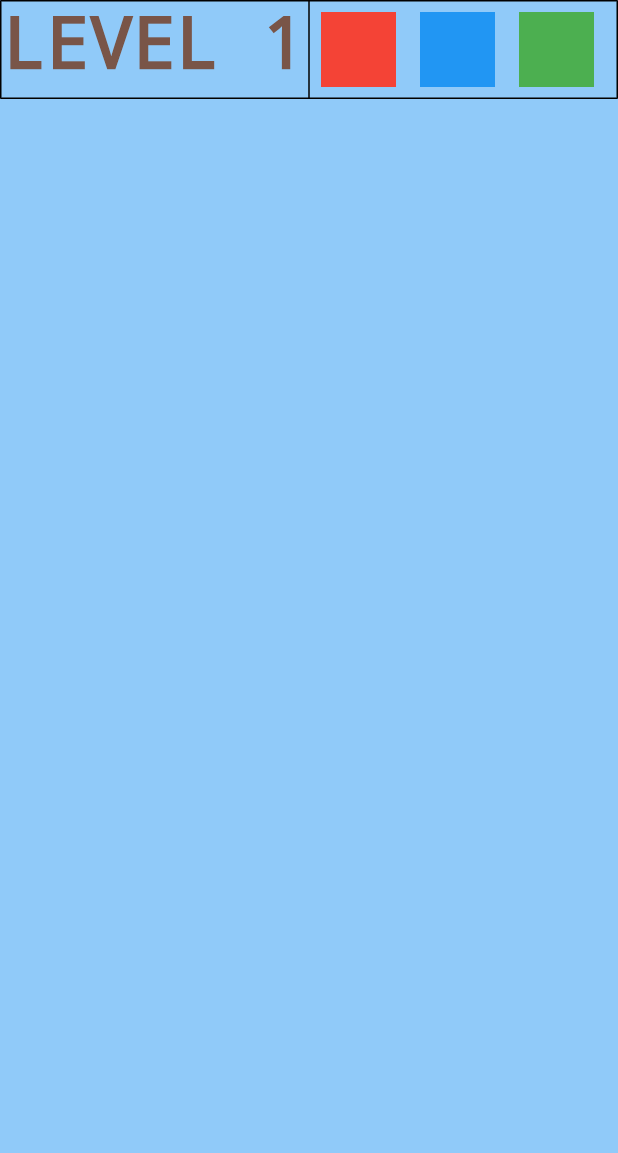
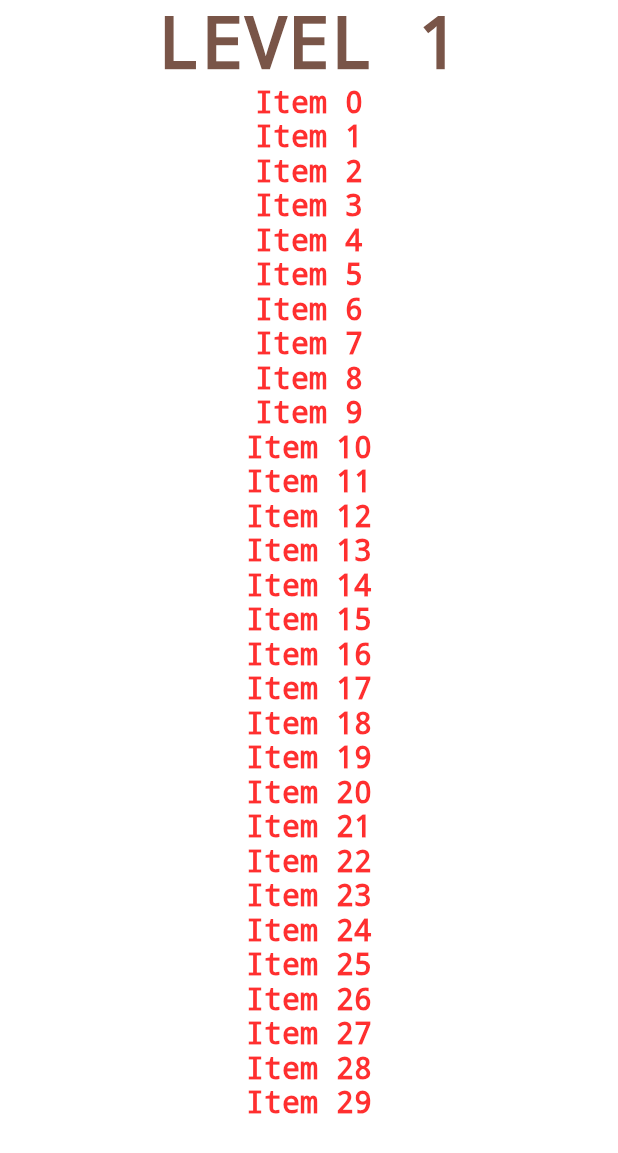
Before and after one commit to PiR194/SpellTastic, a Flutter app: the screen it shows after launch, on a phone screen of 412 x 824 dp. Shown: the top 1153 px of the screen. Run offline on Flutter 3.47's test engine with Material 2 defaults, Android fonts, the phone set to English and light mode, and no system bars.

Commit message:
add listView to print spells / need to find solution to give 9 pages

```diff
--- a/lib/character.dart
+++ /dev/null
@@ -1,86 +0,0 @@
-import 'package:flutter/material.dart';
-
-class Character extends StatelessWidget {
-  @override
-  Widget build(BuildContext context) {
-    return Container(
-        color: Colors.blue[200],
-        child: Table(
-          border: TableBorder.all(
-            color: Colors.black,
-            width: 1.0,
-            style: BorderStyle.solid,
-          ),
-          children: [
-            TableRow(
-              children: [
-                Container(
-                  alignment: Alignment.center,
-                  child: Text(
-                    'LEVEL 1',
-                    style: TextStyle(
-                      color: Colors.brown,
-                      decoration: TextDecoration.none,
-                    ),
-                  ),
-                ),
-                Expanded(
-                  child: ListView(
-                    shrinkWrap: true,
-                    children: [
-                      SingleChildScrollView(
-                        scrollDirection: Axis.horizontal,
-                        child: Row(
-                          children: [
-                            Padding(
-                              padding: const EdgeInsets.all(8.0),
-                              child: Container(
-                                  width: 50.0, height: 50.0, color: Colors.red),
-                            ),
-                            Padding(
-                              padding: const EdgeInsets.all(8.0),
-                              child: Container(
-                                  width: 50.0,
-                                  height: 50.0,
-                                  color: Colors.blue),
-                            ),
-                            Padding(
-                              padding: const EdgeInsets.all(8.0),
-                              child: Container(
-                                  width: 50.0,
-                                  height: 50.0,
-                                  color: Colors.green),
-                            ),
-                            Padding(
-                              padding: const EdgeInsets.all(8.0),
-                              child: Container(
-                                  width: 50.0,
-                                  height: 50.0,
-                                  color: Colors.purple),
-                            ),
-                            Padding(
-                              padding: const EdgeInsets.all(8.0),
-                              child: Container(
-                                  width: 50.0,
-                                  height: 50.0,
-                                  color: Colors.yellow),
-                            ),
-                            Padding(
-                              padding: const EdgeInsets.all(8.0),
-                              child: Container(
-                                  width: 50.0,
-                                  height: 50.0,
-                                  color: Colors.black),
-                            ),
-                          ],
-                        ),
-                      )
-                    ],
-                  ),
-                ),
-              ],
-            )
-          ],
-        ));
-  }
-}
--- a/lib/home.dart
+++ b/lib/home.dart
@@ -6,7 +6,7 @@ class Home extends StatelessWidget {
     return Scaffold(
       extendBodyBehindAppBar: true,
       appBar: AppBar(
-        title: Text('PATHFINDER',
+        title: Text('SPELLTASTIC',
             style: TextStyle(color: Colors.black, fontSize: 50)),
         centerTitle: true,
         backgroundColor: Colors.transparent,
--- a/lib/main.dart
+++ b/lib/main.dart
@@ -1,6 +1,6 @@
 import 'package:flutter/material.dart';
 import 'home.dart';
-import 'character.dart';
+import 'set.dart';
 
 void main() {
   runApp(const MyApp());
@@ -15,7 +15,7 @@ class MyApp extends StatelessWidget {
     return MaterialApp(
       title: 'Pathfinder  ',
       debugShowCheckedModeBanner: false,
-      home: Character(),
+      home: Set(),
     );
   }
 }
--- /dev/null
+++ b/lib/set.dart
@@ -0,0 +1,25 @@
+import 'package:flutter/material.dart';
+import 'package:code/spellSetWidget.dart';
+import 'home.dart';
+
+class Set extends StatelessWidget {
+  @override
+  Widget build(BuildContext context) {
+    final PageController setController = PageController();
+    return PageView(
+      controller: setController,
+      children: <Widget>[
+        Expanded(
+          child: SpellSetWidget(
+            level: '1',
+          ),
+        ),
+        Expanded(
+          child: SpellSetWidget(
+            level: '2',
+          ),
+        ),
+      ],
+    );
+  }
+}
--- /dev/null
+++ b/lib/spellSetWidget.dart
@@ -0,0 +1,42 @@
+import 'package:flutter/material.dart';
+
+class SpellSetWidget extends StatelessWidget {
+  String level;
+  SpellSetWidget({super.key, required this.level});
+
+  @override
+  Widget build(BuildContext context) {
+    return PageView(
+      children: [
+        SingleChildScrollView(
+          child: Column(
+            children: [
+              Text(
+                'LEVEL $level',
+                textAlign: TextAlign.center,
+                style: const TextStyle(
+                  color: Colors.brown,
+                  decoration: TextDecoration.none,
+                ),
+              ),
+              ListView(
+                  scrollDirection: Axis.vertical,
+                  shrinkWrap: true,
+                  children: <Widget>[
+                    for (int i = 0; i < 30; i++)
+                      Text(
+                        'Item $i',
+                        style: const TextStyle(
+                          fontSize: 20,
+                          decoration: TextDecoration.none,
+                        ),
+                        textAlign: TextAlign.center,
+                      ),
+                  ])
+            ],
+          ),
+        )
+      ],
+    );
+  }
+}
```
